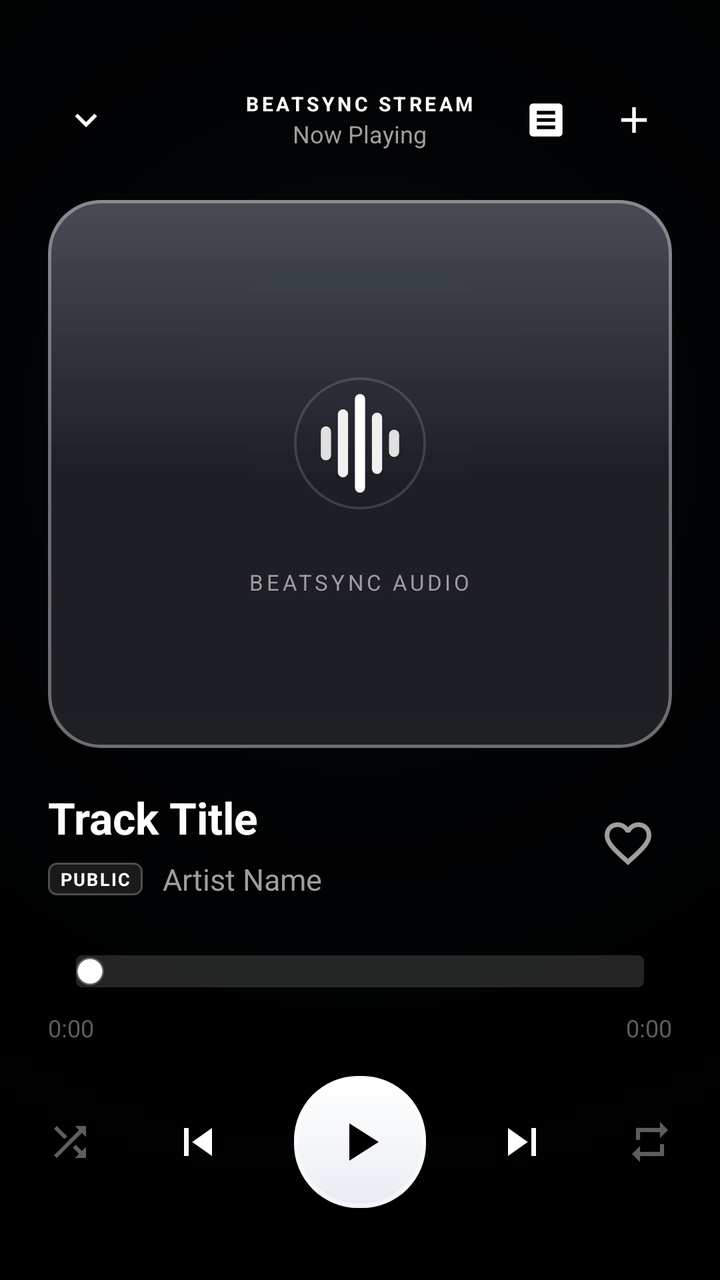
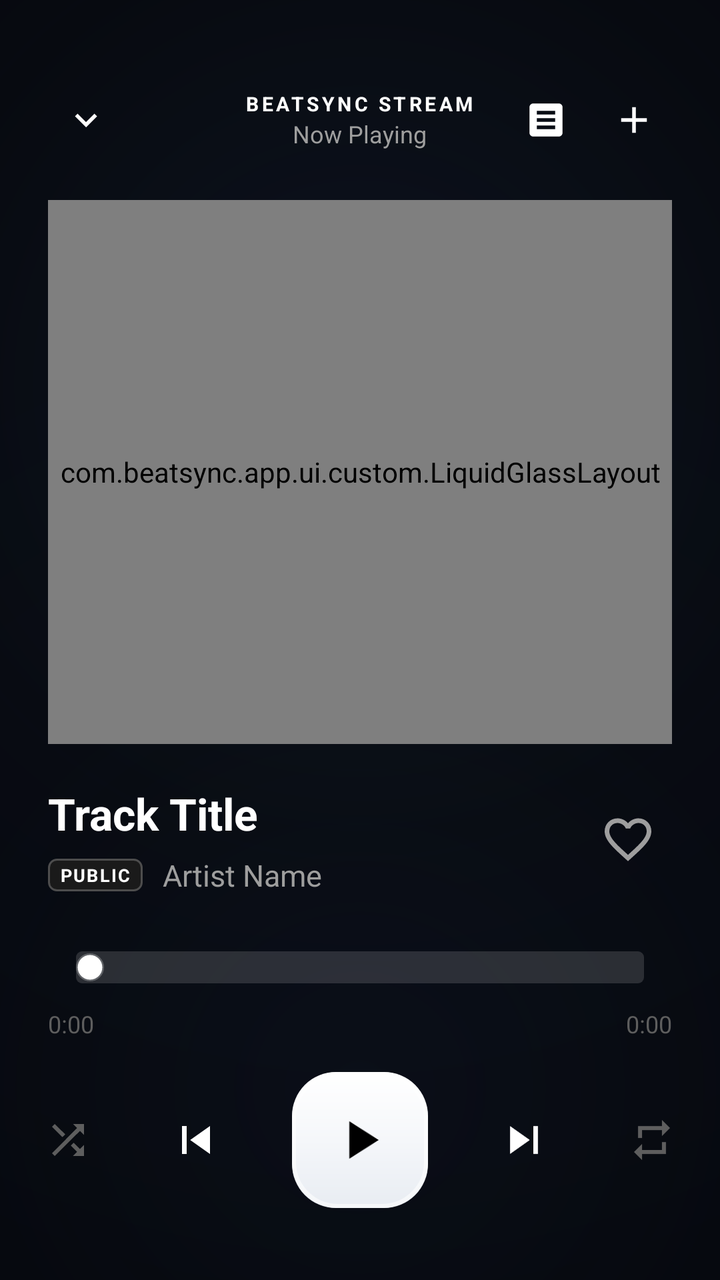

An Android layout rendered at two revisions. The XML below is the earlier revision; the diff shows what the commit changed to produce the second picture.
<!-- AndroidManifest.xml: activity theme Theme.BeatSync -->
<!-- res/layout/activity_now_playing.xml -->
<?xml version="1.0" encoding="utf-8"?>
<LinearLayout xmlns:android="http://schemas.android.com/apk/res/android"
    xmlns:app="http://schemas.android.com/apk/res-auto"
    android:layout_width="match_parent"
    android:layout_height="match_parent"
    android:orientation="vertical"
    android:background="@drawable/bg_ambient_mesh"
    android:fitsSystemWindows="true"
    android:paddingStart="24dp"
    android:paddingEnd="24dp"
    android:paddingTop="36dp"
    android:paddingBottom="24dp">

    
    <RelativeLayout
        android:layout_width="match_parent"
        android:layout_height="48dp">

        <ImageView
            android:id="@+id/btnCollapse"
            android:layout_width="38dp"
            android:layout_height="38dp"
            android:layout_centerVertical="true"
            android:padding="8dp"
            android:src="@drawable/ic_chevron_down"
            android:tint="@color/text_primary"
            android:background="?attr/selectableItemBackgroundBorderless"
            android:contentDescription="Collapse Player" />

        <LinearLayout
            android:layout_width="wrap_content"
            android:layout_height="wrap_content"
            android:layout_centerInParent="true"
            android:gravity="center"
            android:orientation="vertical">

            <TextView
                android:layout_width="wrap_content"
                android:layout_height="wrap_content"
                android:text="BEATSYNC STREAM"
                android:textColor="@color/accent_cyan"
                android:textSize="10sp"
                android:textStyle="bold"
                android:letterSpacing="0.15" />

            <TextView
                android:id="@+id/tvHeaderSubtitle"
                android:layout_width="wrap_content"
                android:layout_height="wrap_content"
                android:text="Now Playing"
                android:textColor="@color/text_secondary"
                android:textSize="12sp"
                android:maxLines="1" />
        </LinearLayout>

        <LinearLayout
            android:layout_width="wrap_content"
            android:layout_height="match_parent"
            android:layout_alignParentEnd="true"
            android:gravity="center_vertical"
            android:orientation="horizontal">

            <ImageView
                android:id="@+id/btnToggleLyrics"
                android:layout_width="38dp"
                android:layout_height="38dp"
                android:padding="8dp"
                android:src="@drawable/ic_lyrics"
                android:tint="@color/text_primary"
                android:background="?attr/selectableItemBackgroundBorderless"
                android:contentDescription="Toggle Lyrics"
                android:layout_marginEnd="6dp" />

            <ImageView
                android:id="@+id/btnAddToPlaylist"
                android:layout_width="38dp"
                android:layout_height="38dp"
                android:padding="8dp"
                android:src="@drawable/ic_add"
                android:tint="@color/text_primary"
                android:background="?attr/selectableItemBackgroundBorderless"
                android:contentDescription="Add to Playlist" />
        </LinearLayout>
    </RelativeLayout>

    
    <FrameLayout
        android:layout_width="match_parent"
        android:layout_height="0dp"
        android:layout_weight="1"
        android:layout_marginTop="16dp"
        android:layout_marginBottom="20dp">

        
        <androidx.cardview.widget.CardView
            android:id="@+id/cardArtContainer"
            android:layout_width="match_parent"
            android:layout_height="match_parent"
            android:layout_gravity="center"
            app:cardCornerRadius="26dp"
            app:cardElevation="0dp"
            app:cardBackgroundColor="@android:color/transparent">

            <RelativeLayout
                android:layout_width="match_parent"
                android:layout_height="match_parent"
                android:background="@drawable/bg_liquid_glass_card">

                <ImageView
                    android:id="@+id/ivBigCover"
                    android:layout_width="match_parent"
                    android:layout_height="match_parent"
                    android:scaleType="centerCrop"
                    android:contentDescription="Album Art" />

                
                <LinearLayout
                    android:id="@+id/layoutDefaultArt"
                    android:layout_width="match_parent"
                    android:layout_height="match_parent"
                    android:gravity="center"
                    android:orientation="vertical">

                    <ImageView
                        android:id="@+id/ivVinylCenter"
                        android:layout_width="92dp"
                        android:layout_height="92dp"
                        android:src="@drawable/ic_launcher_foreground"
                        android:contentDescription="Note" />

                    <TextView
                        android:layout_width="wrap_content"
                        android:layout_height="wrap_content"
                        android:text="BEATSYNC AUDIO"
                        android:textColor="@color/text_secondary"
                        android:textSize="11sp"
                        android:letterSpacing="0.14"
                        android:layout_marginTop="16dp" />
                </LinearLayout>

            </RelativeLayout>
        </androidx.cardview.widget.CardView>

        
        <FrameLayout
            android:id="@+id/layoutLyricsContainer"
            android:layout_width="match_parent"
            android:layout_height="match_parent"
            android:background="@drawable/bg_liquid_glass_panel"
            android:padding="20dp"
            android:visibility="gone">

            <LinearLayout
                android:layout_width="match_parent"
                android:layout_height="match_parent"
                android:orientation="vertical">

                
                <LinearLayout
                    android:layout_width="match_parent"
                    android:layout_height="wrap_content"
                    android:orientation="horizontal"
                    android:gravity="center_vertical"
                    android:layout_marginBottom="10dp">

                    <TextView
                        android:layout_width="0dp"
                        android:layout_height="wrap_content"
                        android:layout_weight="1"
                        android:text="LYRICS"
                        android:textColor="@color/text_primary"
                        android:textSize="11sp"
                        android:textStyle="bold"
                        android:letterSpacing="0.16" />

                    <ProgressBar
                        android:id="@+id/pbLyricsLoading"
                        android:layout_width="16dp"
                        android:layout_height="16dp"
                        android:indeterminateTint="@color/text_primary"
                        android:visibility="gone" />
                </LinearLayout>

                
                <androidx.core.widget.NestedScrollView
                    android:id="@+id/scrollLyrics"
                    android:layout_width="match_parent"
                    android:layout_height="0dp"
                    android:layout_weight="1"
                    android:scrollbars="none"
                    android:overScrollMode="always"
                    android:fillViewport="true">

                    <TextView
                        android:id="@+id/tvLyricsContent"
                        android:layout_width="match_parent"
                        android:layout_height="wrap_content"
                        android:gravity="center_horizontal"
                        android:lineSpacingMultiplier="1.55"
                        android:textColor="@color/text_primary"
                        android:textSize="17sp"
                        android:fontFamily="sans-serif-medium"
                        android:paddingTop="12dp"
                        android:paddingBottom="36dp" />
                </androidx.core.widget.NestedScrollView>

                <TextView
                    android:id="@+id/tvLyricsEmpty"
                    android:layout_width="match_parent"
                    android:layout_height="match_parent"
                    android:gravity="center"
                    android:text="No lyrics available for this track."
                    android:textColor="@color/text_secondary"
                    android:textSize="14sp"
                    android:visibility="gone" />
            </LinearLayout>
        </FrameLayout>
    </FrameLayout>

    
    <LinearLayout
        android:layout_width="match_parent"
        android:layout_height="wrap_content"
        android:orientation="horizontal"
        android:gravity="center_vertical">

        <LinearLayout
            android:layout_width="0dp"
            android:layout_height="wrap_content"
            android:layout_weight="1"
            android:orientation="vertical">

            <TextView
                android:id="@+id/tvTrackTitle"
                android:layout_width="wrap_content"
                android:layout_height="wrap_content"
                android:text="Track Title"
                android:textColor="@color/text_primary"
                android:textSize="22sp"
                android:textStyle="bold"
                android:singleLine="true"
                android:ellipsize="marquee"
                android:marqueeRepeatLimit="marquee_forever" />

            <LinearLayout
                android:layout_width="wrap_content"
                android:layout_height="wrap_content"
                android:orientation="horizontal"
                android:gravity="center_vertical"
                android:layout_marginTop="6dp">

                <TextView
                    android:id="@+id/tvPrivacyBadge"
                    android:layout_width="wrap_content"
                    android:layout_height="wrap_content"
                    android:text="PUBLIC"
                    android:textSize="9sp"
                    android:textStyle="bold"
                    android:letterSpacing="0.08"
                    android:paddingStart="6dp"
                    android:paddingEnd="6dp"
                    android:paddingTop="2dp"
                    android:paddingBottom="2dp"
                    android:background="@drawable/bg_badge_public"
                    android:textColor="@color/badge_public_text"
                    android:layout_marginEnd="10dp" />

                <TextView
                    android:id="@+id/tvTrackArtist"
                    android:layout_width="wrap_content"
                    android:layout_height="wrap_content"
                    android:text="Artist Name"
                    android:textColor="@color/text_secondary"
                    android:textSize="15sp"
                    android:singleLine="true"
                    android:ellipsize="end" />
            </LinearLayout>
        </LinearLayout>

        
        <ImageView
            android:id="@+id/btnLike"
            android:layout_width="44dp"
            android:layout_height="44dp"
            android:padding="8dp"
            android:src="@drawable/ic_heart"
            android:tint="@color/text_secondary"
            android:background="?attr/selectableItemBackgroundBorderless"
            android:contentDescription="Like Track" />
    </LinearLayout>

    
    <LinearLayout
        android:layout_width="match_parent"
        android:layout_height="wrap_content"
        android:orientation="vertical"
        android:layout_marginTop="20dp">

        <SeekBar
            android:id="@+id/seekBar"
            android:layout_width="match_parent"
            android:layout_height="32dp"
            android:max="1000"
            android:splitTrack="false"
            android:paddingStart="14dp"
            android:paddingEnd="14dp"
            android:thumbOffset="0dp"
            android:thumb="@drawable/scrubber_thumb_apple"
            android:progressDrawable="@drawable/scrubber_track_apple" />

        <RelativeLayout
            android:layout_width="match_parent"
            android:layout_height="wrap_content"
            android:layout_marginTop="4dp">

            <TextView
                android:id="@+id/tvCurrentTime"
                android:layout_width="wrap_content"
                android:layout_height="wrap_content"
                android:text="0:00"
                android:textColor="@color/text_tertiary"
                android:textSize="12sp" />

            <TextView
                android:id="@+id/tvTotalTime"
                android:layout_width="wrap_content"
                android:layout_height="wrap_content"
                android:layout_alignParentEnd="true"
                android:text="0:00"
                android:textColor="@color/text_tertiary"
                android:textSize="12sp" />
        </RelativeLayout>
    </LinearLayout>

    
    <LinearLayout
        android:layout_width="match_parent"
        android:layout_height="wrap_content"
        android:orientation="horizontal"
        android:gravity="center"
        android:layout_marginTop="16dp"
        android:layout_marginBottom="12dp">

        <ImageView
            android:id="@+id/btnShuffle"
            android:layout_width="40dp"
            android:layout_height="40dp"
            android:padding="8dp"
            android:src="@drawable/ic_shuffle"
            android:tint="@color/text_tertiary"
            android:background="?attr/selectableItemBackgroundBorderless"
            android:contentDescription="Shuffle" />

        <ImageView
            android:id="@+id/btnPrevious"
            android:layout_width="48dp"
            android:layout_height="48dp"
            android:layout_marginStart="20dp"
            android:padding="10dp"
            android:src="@drawable/ic_skip_prev"
            android:tint="@color/text_primary"
            android:background="?attr/selectableItemBackgroundBorderless"
            android:contentDescription="Previous" />

        
        <FrameLayout
            android:id="@+id/btnPlayPauseContainer"
            android:layout_width="66dp"
            android:layout_height="66dp"
            android:layout_marginStart="24dp"
            android:layout_marginEnd="24dp"
            android:background="@drawable/bg_liquid_glass_pill"
            android:clickable="true"
            android:focusable="true">

            <ImageView
                android:id="@+id/btnPlayPause"
                android:layout_width="32dp"
                android:layout_height="32dp"
                android:layout_gravity="center"
                android:src="@drawable/ic_play"
                android:tint="@color/text_inverse"
                android:contentDescription="Play/Pause" />
        </FrameLayout>

        <ImageView
            android:id="@+id/btnNext"
            android:layout_width="48dp"
            android:layout_height="48dp"
            android:layout_marginEnd="20dp"
            android:padding="10dp"
            android:src="@drawable/ic_skip_next"
            android:tint="@color/text_primary"
            android:background="?attr/selectableItemBackgroundBorderless"
            android:contentDescription="Next" />

        <ImageView
            android:id="@+id/btnRepeat"
            android:layout_width="40dp"
            android:layout_height="40dp"
            android:padding="8dp"
            android:src="@drawable/ic_repeat"
            android:tint="@color/text_tertiary"
            android:background="?attr/selectableItemBackgroundBorderless"
            android:contentDescription="Repeat" />
    </LinearLayout>

</LinearLayout>
<!-- resources referenced by this layout -->
<resources>
  <color name="accent_cyan">#FFFFFF</color>
  <color name="text_inverse">#000000</color>
  <color name="text_primary">#FFFFFF</color>
  <color name="text_secondary">#9E9E9E</color>
  <color name="text_tertiary">#5E5E5E</color>
  <!-- drawable bg_ambient_mesh (drawable) -->
  <?xml version="1.0" encoding="utf-8"?>
  <shape xmlns:android="http://schemas.android.com/apk/res/android"
      android:shape="rectangle">
      <gradient
          android:type="radial"
          android:gradientRadius="420dp"
          android:centerX="50%"
          android:centerY="34%"
          android:startColor="#26253654"
          android:centerColor="#14141E2C"
          android:endColor="#000000" />
  </shape>
  <!-- drawable bg_liquid_glass_card (drawable) -->
  <?xml version="1.0" encoding="utf-8"?>
  <layer-list xmlns:android="http://schemas.android.com/apk/res/android">
      
      <item>
          <shape android:shape="rectangle">
              <corners android:radius="26dp" />
              <gradient
                  android:angle="270"
                  android:startColor="#E6151A24"
                  android:centerColor="#D90E1118"
                  android:endColor="#E60A0C12"
                  android:type="linear" />
          </shape>
      </item>
  
      
      <item>
          <shape android:shape="rectangle">
              <corners android:radius="26dp" />
              <gradient
                  android:angle="270"
                  android:startColor="#38FFFFFF"
                  android:centerColor="#10FFFFFF"
                  android:endColor="#14FFFFFF"
                  android:type="linear" />
          </shape>
      </item>
  
      
      <item>
          <shape android:shape="rectangle">
              <corners android:radius="26dp" />
              <stroke
                  android:width="1.5dp"
                  android:color="#59FFFFFF" />
          </shape>
      </item>
  </layer-list>
  <!-- drawable bg_liquid_glass_panel (drawable) -->
  <?xml version="1.0" encoding="utf-8"?>
  <layer-list xmlns:android="http://schemas.android.com/apk/res/android">
      
      <item>
          <shape android:shape="rectangle">
              <corners android:radius="26dp" />
              <gradient
                  android:angle="270"
                  android:startColor="#F2121722"
                  android:centerColor="#E60D1017"
                  android:endColor="#F2090B10"
                  android:type="linear" />
          </shape>
      </item>
  
      
      <item>
          <shape android:shape="rectangle">
              <corners android:radius="26dp" />
              <gradient
                  android:angle="270"
                  android:startColor="#30FFFFFF"
                  android:centerColor="#0DFFFFFF"
                  android:endColor="#14FFFFFF"
                  android:type="linear" />
          </shape>
      </item>
  
      
      <item>
          <shape android:shape="rectangle">
              <corners android:radius="26dp" />
              <stroke
                  android:width="1.5dp"
                  android:color="#52FFFFFF" />
          </shape>
      </item>
  </layer-list>
  <!-- drawable bg_liquid_glass_pill (drawable) -->
  <?xml version="1.0" encoding="utf-8"?>
  <layer-list xmlns:android="http://schemas.android.com/apk/res/android">
      
      <item>
          <shape android:shape="rectangle">
              <corners android:radius="32dp" />
              <gradient
                  android:angle="270"
                  android:startColor="#FFFFFFFF"
                  android:centerColor="#F5F7FA"
                  android:endColor="#E8ECF2"
                  android:type="linear" />
          </shape>
      </item>
      
      <item>
          <shape android:shape="rectangle">
              <corners android:radius="32dp" />
              <stroke
                  android:width="2dp"
                  android:color="#80FFFFFF" />
          </shape>
      </item>
  </layer-list>
  <color name="accent_primary">#FFFFFF</color>
  <color name="bg_dark">#000000</color>
  <color name="bg_card">#0D0D0D</color>
  <color name="bg_input">#111111</color>
  <color name="bg_bottom_nav">#080808</color>
  <!-- unchanged entries left out for length: 17 -->
</resources>

<!-- the commit's change to res/layout/activity_now_playing.xml (unified diff, before → after) -->
@@ -4,8 +4,8 @@
     android:layout_width="match_parent"
     android:layout_height="match_parent"
     android:orientation="vertical"
-    android:background="@drawable/bg_ambient_mesh"
-    android:fitsSystemWindows="true"
+    android:background="@drawable/bg_ambient_lighting"
+    android:fitsSystemWindows="false"
     android:paddingStart="24dp"
     android:paddingEnd="24dp"
     android:paddingTop="36dp"
@@ -92,19 +92,15 @@
         android:layout_marginBottom="20dp">
 
         
-        <androidx.cardview.widget.CardView
+        <com.beatsync.app.ui.custom.LiquidGlassLayout
             android:id="@+id/cardArtContainer"
             android:layout_width="match_parent"
             android:layout_height="match_parent"
-            android:layout_gravity="center"
-            app:cardCornerRadius="26dp"
-            app:cardElevation="0dp"
-            app:cardBackgroundColor="@android:color/transparent">
+            android:layout_gravity="center">
 
             <RelativeLayout
                 android:layout_width="match_parent"
-                android:layout_height="match_parent"
-                android:background="@drawable/bg_liquid_glass_card">
+                android:layout_height="match_parent">
 
                 <ImageView
                     android:id="@+id/ivBigCover"
@@ -139,15 +135,14 @@
                 </LinearLayout>
 
             </RelativeLayout>
-        </androidx.cardview.widget.CardView>
+        </com.beatsync.app.ui.custom.LiquidGlassLayout>
 
         
-        <FrameLayout
+        <com.beatsync.app.ui.custom.LiquidGlassLayout
             android:id="@+id/layoutLyricsContainer"
             android:layout_width="match_parent"
             android:layout_height="match_parent"
-            android:background="@drawable/bg_liquid_glass_panel"
-            android:padding="20dp"
+            android:padding="22dp"
             android:visibility="gone">
 
             <LinearLayout
@@ -161,17 +156,17 @@
                     android:layout_height="wrap_content"
                     android:orientation="horizontal"
                     android:gravity="center_vertical"
-                    android:layout_marginBottom="10dp">
+                    android:layout_marginBottom="12dp">
 
                     <TextView
                         android:layout_width="0dp"
                         android:layout_height="wrap_content"
                         android:layout_weight="1"
-                        android:text="LYRICS"
-                        android:textColor="@color/text_primary"
+                        android:text="LIVE SYNCED LYRICS"
+                        android:textColor="@color/text_secondary"
                         android:textSize="11sp"
                         android:textStyle="bold"
-                        android:letterSpacing="0.16" />
+                        android:letterSpacing="0.14" />
 
                     <ProgressBar
                         android:id="@+id/pbLyricsLoading"
@@ -188,6 +183,8 @@
                     android:layout_height="0dp"
                     android:layout_weight="1"
                     android:scrollbars="none"
+                    android:requiresFadingEdge="vertical"
+                    android:fadingEdgeLength="36dp"
                     android:overScrollMode="always"
                     android:fillViewport="true">
 
@@ -195,13 +192,13 @@
                         android:id="@+id/tvLyricsContent"
                         android:layout_width="match_parent"
                         android:layout_height="wrap_content"
-                        android:gravity="center_horizontal"
-                        android:lineSpacingMultiplier="1.55"
+                        android:gravity="center"
+                        android:lineSpacingMultiplier="1.50"
                         android:textColor="@color/text_primary"
-                        android:textSize="17sp"
+                        android:textSize="16sp"
                         android:fontFamily="sans-serif-medium"
-                        android:paddingTop="12dp"
-                        android:paddingBottom="36dp" />
+                        android:paddingTop="16dp"
+                        android:paddingBottom="40dp" />
                 </androidx.core.widget.NestedScrollView>
 
                 <TextView
@@ -214,7 +211,7 @@
                     android:textSize="14sp"
                     android:visibility="gone" />
             </LinearLayout>
-        </FrameLayout>
+        </com.beatsync.app.ui.custom.LiquidGlassLayout>
     </FrameLayout>
 
     
@@ -365,11 +362,11 @@
         
         <FrameLayout
             android:id="@+id/btnPlayPauseContainer"
-            android:layout_width="66dp"
-            android:layout_height="66dp"
+            android:layout_width="68dp"
+            android:layout_height="68dp"
             android:layout_marginStart="24dp"
             android:layout_marginEnd="24dp"
-            android:background="@drawable/bg_liquid_glass_pill"
+            android:background="@drawable/bg_liquid_play_button"
             android:clickable="true"
             android:focusable="true">
 
<!-- resource entries referenced after the edit -->
@@ -5,104 +5,51 @@
   <color name="text_primary">#FFFFFF</color>
   <color name="text_secondary">#9E9E9E</color>
   <color name="text_tertiary">#5E5E5E</color>
-  <!-- drawable bg_ambient_mesh (drawable) -->
-  <?xml version="1.0" encoding="utf-8"?>
-  <shape xmlns:android="http://schemas.android.com/apk/res/android"
-      android:shape="rectangle">
-      <gradient
-          android:type="radial"
-          android:gradientRadius="420dp"
-          android:centerX="50%"
-          android:centerY="34%"
-          android:startColor="#26253654"
-          android:centerColor="#14141E2C"
-          android:endColor="#000000" />
-  </shape>
-  <!-- drawable bg_liquid_glass_card (drawable) -->
+  <!-- drawable bg_ambient_lighting (drawable) -->
   <?xml version="1.0" encoding="utf-8"?>
   <layer-list xmlns:android="http://schemas.android.com/apk/res/android">
       
       <item>
           <shape android:shape="rectangle">
-              <corners android:radius="26dp" />
-              <gradient
-                  android:angle="270"
-                  android:startColor="#E6151A24"
-                  android:centerColor="#D90E1118"
-                  android:endColor="#E60A0C12"
-                  android:type="linear" />
+              <solid android:color="#05070C" />
           </shape>
       </item>
   
       
       <item>
           <shape android:shape="rectangle">
-              <corners android:radius="26dp" />
               <gradient
-                  android:angle="270"
-                  android:startColor="#38FFFFFF"
-                  android:centerColor="#10FFFFFF"
-                  android:endColor="#14FFFFFF"
-                  android:type="linear" />
+                  android:type="radial"
+                  android:gradientRadius="480dp"
+                  android:centerX="50%"
+                  android:centerY="30%"
+                  android:startColor="#332B4066"
+                  android:centerColor="#14172238"
+                  android:endColor="#00000000" />
           </shape>
       </item>
   
       
       <item>
           <shape android:shape="rectangle">
-              <corners android:radius="26dp" />
-              <stroke
-                  android:width="1.5dp"
-                  android:color="#59FFFFFF" />
+              <gradient
+                  android:type="radial"
+                  android:gradientRadius="420dp"
+                  android:centerX="50%"
+                  android:centerY="85%"
+                  android:startColor="#261E2E4A"
+                  android:centerColor="#0D131E30"
+                  android:endColor="#00000000" />
           </shape>
       </item>
   </layer-list>
-  <!-- drawable bg_liquid_glass_panel (drawable) -->
+  <!-- drawable bg_liquid_play_button (drawable) -->
   <?xml version="1.0" encoding="utf-8"?>
   <layer-list xmlns:android="http://schemas.android.com/apk/res/android">
       
       <item>
           <shape android:shape="rectangle">
-              <corners android:radius="26dp" />
-              <gradient
-                  android:angle="270"
-                  android:startColor="#F2121722"
-                  android:centerColor="#E60D1017"
-                  android:endColor="#F2090B10"
-                  android:type="linear" />
-          </shape>
-      </item>
-  
-      
-      <item>
-          <shape android:shape="rectangle">
-              <corners android:radius="26dp" />
-              <gradient
-                  android:angle="270"
-                  android:startColor="#30FFFFFF"
-                  android:centerColor="#0DFFFFFF"
-                  android:endColor="#14FFFFFF"
-                  android:type="linear" />
-          </shape>
-      </item>
-  
-      
-      <item>
-          <shape android:shape="rectangle">
-              <corners android:radius="26dp" />
-              <stroke
-                  android:width="1.5dp"
-                  android:color="#52FFFFFF" />
-          </shape>
-      </item>
-  </layer-list>
-  <!-- drawable bg_liquid_glass_pill (drawable) -->
-  <?xml version="1.0" encoding="utf-8"?>
-  <layer-list xmlns:android="http://schemas.android.com/apk/res/android">
-      
-      <item>
-          <shape android:shape="rectangle">
-              <corners android:radius="32dp" />
+              <corners android:radius="22dp" />
               <gradient
                   android:angle="270"
                   android:startColor="#FFFFFFFF"
@@ -114,10 +61,10 @@
       
       <item>
           <shape android:shape="rectangle">
-              <corners android:radius="32dp" />
+              <corners android:radius="22dp" />
               <stroke
                   android:width="2dp"
-                  android:color="#80FFFFFF" />
+                  android:color="#99FFFFFF" />
           </shape>
       </item>
   </layer-list>
